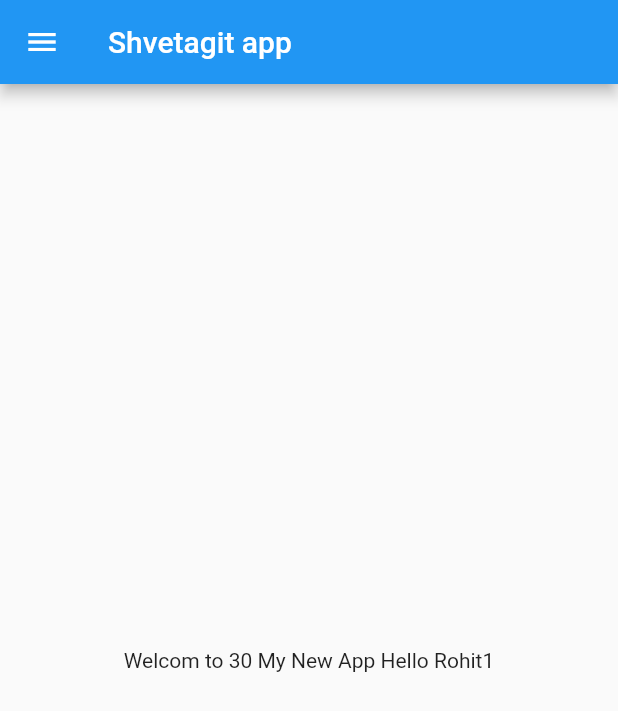
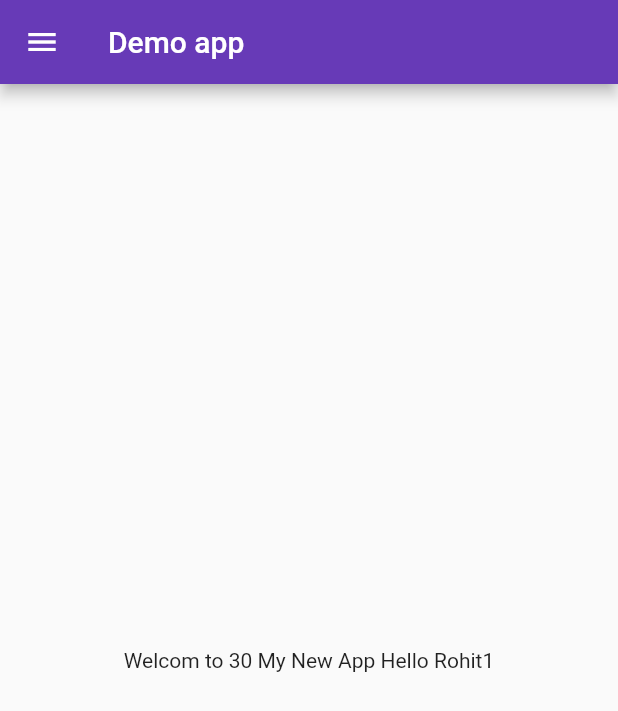
Before and after one commit to Rey-One/30DaysOfFlutter, a Flutter app: the screen it shows after launch, on a phone screen of 412 x 824 dp. Shown: the top 711 px of the screen. Run offline on Flutter 3.47's test engine with Material 2 defaults, Android fonts, the phone set to English and light mode, and no system bars.

Commit message:
day-3  complete

```diff
--- a/simpleproject/lib/home_page.dart
+++ b/simpleproject/lib/Screen_Page/home_page.dart
@@ -17,7 +17,7 @@
   Widget build(BuildContext context) {
     return Scaffold(
       appBar:AppBar(
-        title:Text("Shvetagit app"),
+        title:Text("Demo app"),
 
 
       ),
--- a/simpleproject/lib/main.dart
+++ b/simpleproject/lib/main.dart
@@ -1,23 +1,30 @@
 import 'package:flutter/material.dart';
 
-import 'home_page.dart';
+import 'Screen_Page/home_page.dart';
+import 'Screen_Page/login_page.dart';
 
-void main()
-{
+void main() {
   runApp(MyApp());
-
 }
 
 class MyApp extends StatelessWidget {
-  const MyApp({ Key? key }) : super(key: key);
+  const MyApp({Key? key}) : super(key: key);
 
   @override
   Widget build(BuildContext context) {
-
-
-
     return MaterialApp(
-        home:HomePage(),
-      );
+  //    home: HomePage(),
+      themeMode: ThemeMode.light,
+      theme: ThemeData(primarySwatch: Colors.deepPurple),
+      darkTheme: ThemeData(
+        brightness: Brightness.dark,
+      ),
+      initialRoute: "/home",
+      routes: {
+        "/": (context) => LoginPage(),
+        "/home":(context)=> HomePage(),
+        "/login":(context)=> LoginPage(),
+      },
+    );
   }
 }
```
Also changed, not shown: simpleproject/lib/Screen_Page/login_page.dart (added, +21 -0 lines).
